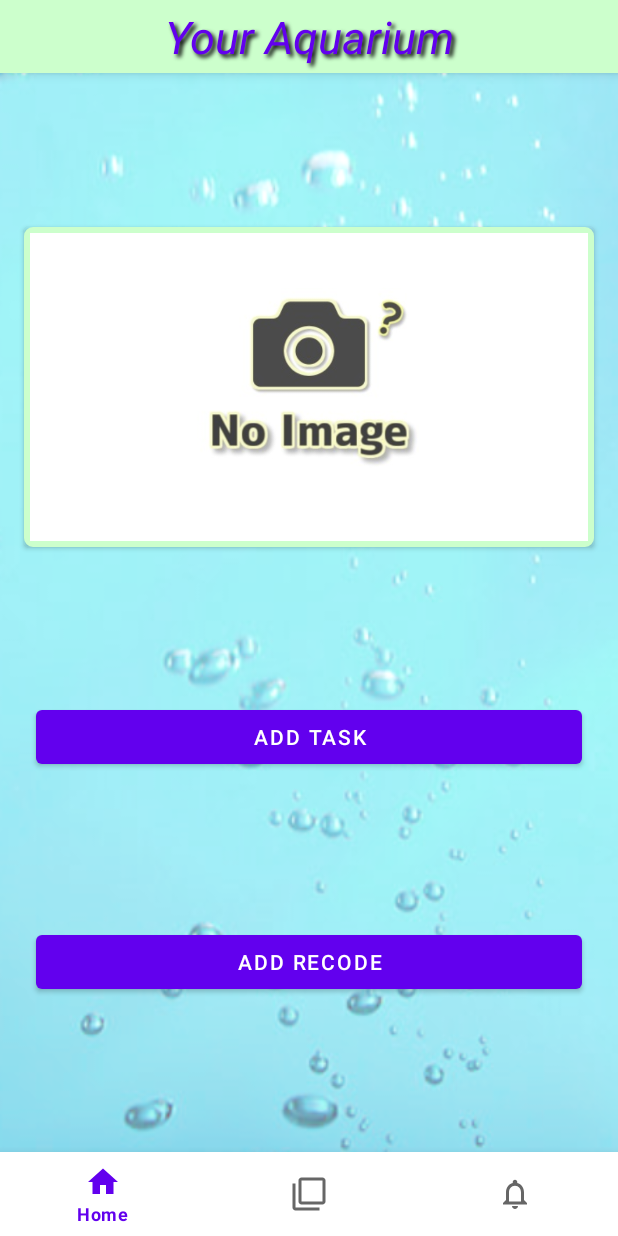
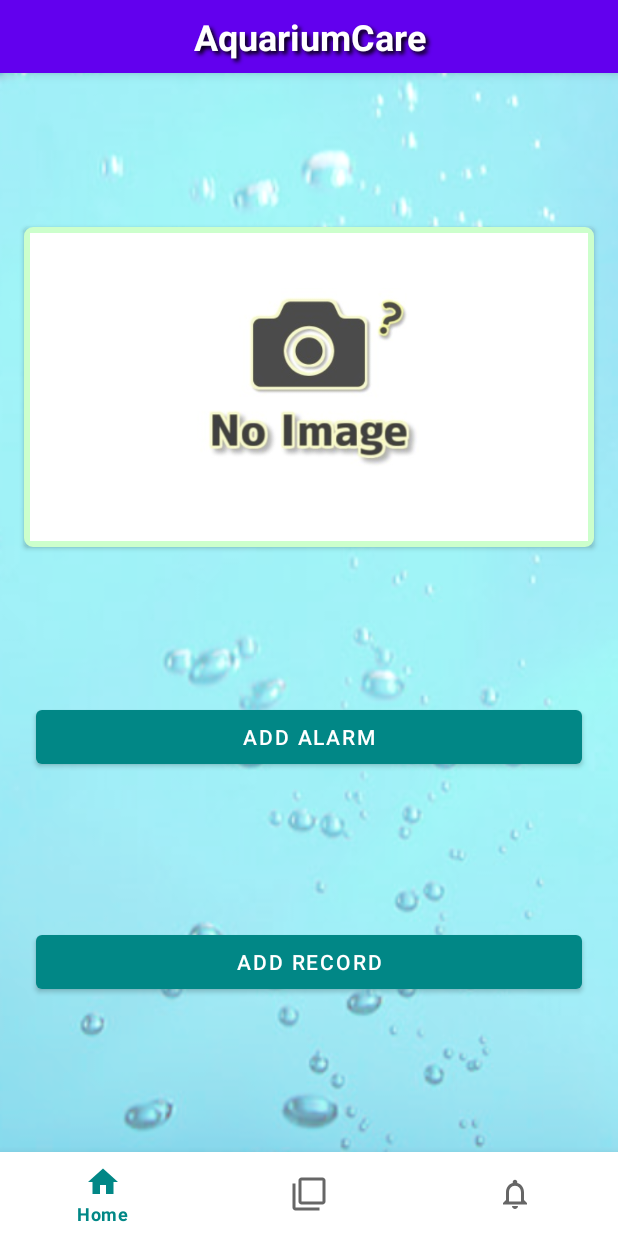
Before and after one commit to HirotoMori1029/AquaCare01, an Android app: the screen it shows after launch (MainActivity), on a phone screen of 412 x 824 dp. Run offline under Robolectric (Android 15) with nearby library versions, the phone set to English and light mode, and no system bars; our stand-ins replace navigation-ui.

Commit message:
上部タイトルのデザインを統一

```diff
--- a/app/src/main/res/layout/fragment_home.xml
+++ b/app/src/main/res/layout/fragment_home.xml
@@ -11,14 +11,14 @@
         android:id="@+id/your_aquarium"
         android:layout_width="match_parent"
         android:layout_height="wrap_content"
-        android:text="@string/your_aquarium"
-        android:textSize="30sp"
-        android:textStyle="italic"
-        android:textColor="@color/design_default_color_primary"
+        android:text="@string/app_name"
+        android:textSize="24sp"
+        android:textStyle="bold"
+        android:textColor="@color/white"
         android:gravity="center_horizontal"
-        android:paddingTop="4dp"
-        android:paddingBottom="4dp"
-        android:background="#ccffcc"
+        android:paddingTop="8dp"
+        android:paddingBottom="8dp"
+        android:background="@color/design_default_color_primary"
         android:shadowColor="#000000"
         android:shadowDx="3"
         android:shadowDy="3"
@@ -49,7 +49,7 @@
         android:id="@+id/addAlarmBtn"
         android:layout_width="match_parent"
         android:layout_height="wrap_content"
-        android:text="@string/home_task_button"
+        android:text="@string/home_alarm_button"
         android:layout_marginStart="24dp"
         android:layout_marginEnd="24dp"
         app:layout_constraintStart_toStartOf="parent"
@@ -61,7 +61,7 @@
         android:id="@+id/addRecordBtn"
         android:layout_width="match_parent"
         android:layout_height="wrap_content"
-        android:text="@string/home_recode_button"
+        android:text="@string/home_record_button"
         android:layout_marginStart="24dp"
         android:layout_marginEnd="24dp"
         app:layout_constraintStart_toStartOf="parent"
--- a/app/src/main/res/layout/fragment_notification.xml
+++ b/app/src/main/res/layout/fragment_notification.xml
@@ -18,6 +18,7 @@
         android:background="@color/design_default_color_primary"
         android:textColor="@color/white"
         android:textStyle="bold"
+        android:elevation="5dp"
         app:layout_constraintStart_toStartOf="parent"
         app:layout_constraintEnd_toEndOf="parent"
         app:layout_constraintTop_toTopOf="parent"/>
--- a/app/src/main/res/values/strings.xml
+++ b/app/src/main/res/values/strings.xml
@@ -1,18 +1,14 @@
 <resources>
-    <string name="app_name">AquaCare01</string>
+    <string name="app_name">AquariumCare</string>
     <string name="home">Home</string>
     <string name="recode">Recode</string>
     <string name="notification">Notification</string>
     <string name="settings">Settings</string>
 
     <!-- HomeFragment-->
-    <string name="your_aquarium">Your Aquarium</string>
     <string name="display_image">Display Name</string>
-    <string name="home_task_button">ADD TASK</string>
-    <string name="home_recode_button">ADD RECODE</string>
-    <string name="image_clicked_option_title">ImageClicked!!</string>
-    <string name="dialog_msg">Choose an option</string>
-    <string name="dialog_cancel">Cancel</string>
+    <string name="home_alarm_button">ADD ALARM</string>
+    <string name="home_record_button">ADD RECORD</string>
 
     <!-- NotificationFragment-->
     <string name="alarm_list">Alarm list</string>
@@ -32,6 +28,7 @@
     <string name="character_limit">Limit on the number of characters</string>
     <string name="repeat_period_limit">Repeat period must be 365 or less</string>
 
-    <!-- RecodeFragment -->
+    <!-- RecordFragment -->
     <string name="recode_date"><u>MM/dd/yyyy</u></string>
+    <string name="photo_list">Photo list</string>
 </resources>
--- a/app/src/main/res/values/themes.xml
+++ b/app/src/main/res/values/themes.xml
@@ -2,7 +2,7 @@
     <!-- Base application theme. -->
     <style name="Theme.AquaCare01" parent="Theme.MaterialComponents.DayNight.NoActionBar">
         <!-- Primary brand color. -->
-        <item name="colorPrimary">@color/purple_500</item>
+        <item name="colorPrimary">@color/teal_700</item>
         <item name="colorPrimaryVariant">@color/purple_700</item>
         <item name="colorOnPrimary">@color/white</item>
         <!-- Secondary brand color. -->
```
Also changed, not shown: app/src/main/res/layout/fragment_record.xml (+22 -1 lines).
